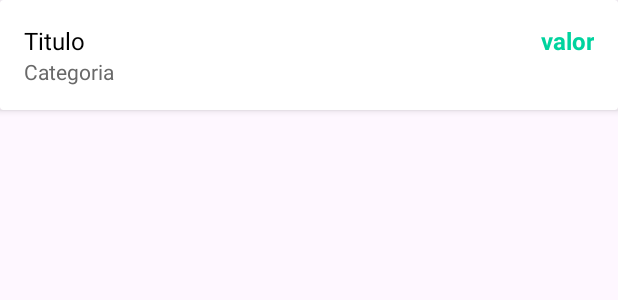
After one commit to lucasalmeidacavalari/OrcamentoFacilFacil, an Android app: the layout adapter_movimentacao.xml on its own in the app's theme, with its tools: preview values and no code run, on a phone screen of 412 x 824 dp. The commit adds this screen. Shown: the top 300 px of the screen. Run offline under Robolectric (Android 15) with nearby library versions, the phone set to English and light mode, and no system bars.

Commit message:
adapter para listagem

```diff
--- /dev/null
+++ b/app/src/main/res/layout/adapter_movimentacao.xml
@@ -0,0 +1,53 @@
+<?xml version="1.0" encoding="utf-8"?>
+<androidx.cardview.widget.CardView
+    xmlns:android="http://schemas.android.com/apk/res/android"
+    xmlns:app="http://schemas.android.com/apk/res-auto"
+    android:layout_width="match_parent"
+    android:layout_height="wrap_content"
+    app:cardElevation="3dp">
+
+    <LinearLayout
+        android:layout_width="match_parent"
+        android:layout_height="wrap_content"
+        android:layout_margin="16dp"
+        android:orientation="vertical">
+
+        <LinearLayout
+            android:layout_width="match_parent"
+            android:layout_height="wrap_content"
+            android:orientation="horizontal">
+
+            <TextView
+                android:id="@+id/textAdapterTitulo"
+                android:layout_width="wrap_content"
+                android:layout_height="wrap_content"
+                android:layout_weight="5"
+                android:text="Titulo"
+                android:textColor="@android:color/black"
+                android:textSize="16sp" />
+
+            <TextView
+                android:id="@+id/textAdapterValor"
+                android:layout_width="wrap_content"
+                android:layout_height="wrap_content"
+                android:layout_weight="1"
+                android:gravity="end"
+                android:text="valor"
+                android:textColor="#00D39E"
+                android:textSize="16sp"
+                android:textStyle="bold" />
+
+        </LinearLayout>
+
+        <TextView
+            android:id="@+id/textAdapterCategoria"
+            android:layout_width="wrap_content"
+            android:layout_height="wrap_content"
+            android:layout_weight="5"
+            android:text="Categoria"
+            android:textColor="#696969"
+            android:textSize="14sp" />
+
+    </LinearLayout>
+
+</androidx.cardview.widget.CardView>
```
Also changed, not shown: app/build.gradle (+5 -2 lines), app/src/main/java/com/cavalari/orcamentofacilfacil/activity/HomeActivity.java (+20 -1 lines), app/src/main/java/com/cavalari/orcamentofacilfacil/adapter/AdapterMovimentacao.java (added, +65 -0 lines).
